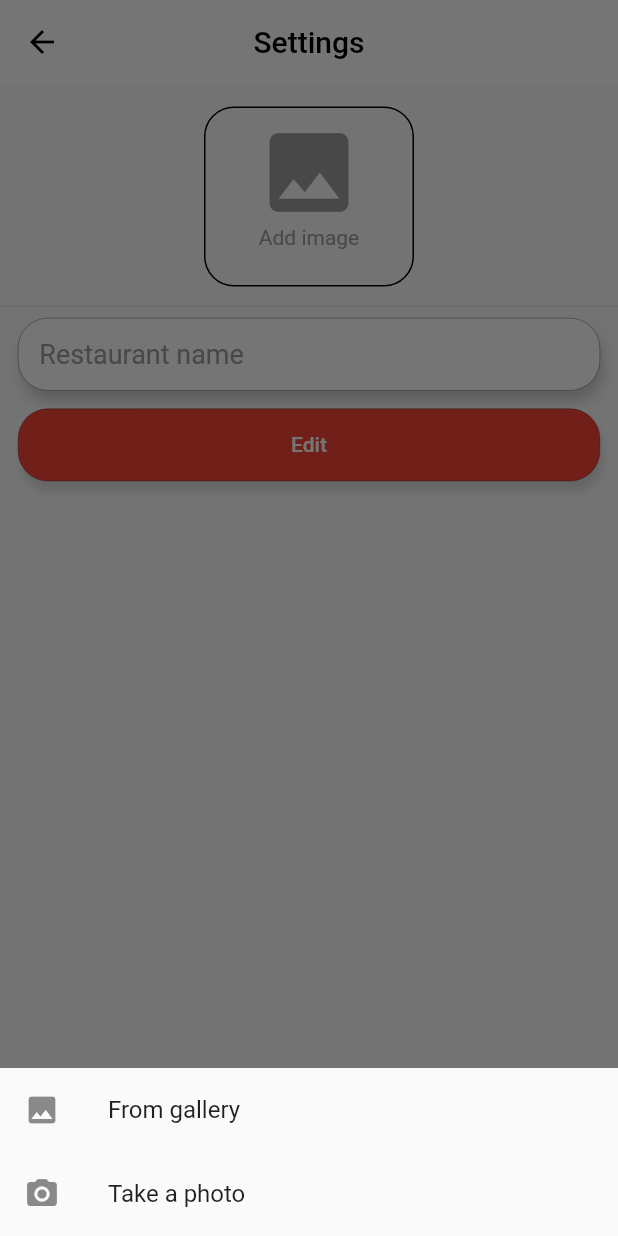
After one commit to iridiscenthummingbird/Rocket-Delivery-For-Restaurants, a Flutter app: the SettingsScreen screen opened directly, after a tap on "Add image", on a phone screen of 412 x 824 dp. The commit adds this screen. Run offline on Flutter 3.47's test engine with Material 2 defaults, Android fonts, the phone set to English and light mode, and no system bars; our stand-ins replace cloud_firestore, firebase_auth, firebase_core, firebase_storage, image_picker, permission_handler and 1 more; accounts and stored records are empty; network calls fail; Roboto replaces fonts that are missing (Sen).

Commit message:
Add settings screen

```diff
--- a/lib/providers/product.dart
+++ b/lib/providers/product.dart
@@ -34,7 +34,6 @@ class ProductProvider with ChangeNotifier {
       String id = Uuid().v1();
       String imageUrl =
           await _uploadImageFile(imageFile: productImage, imageFileName: id);
-      print(price.text.trim());
       Map data = {
         "id": id,
         "name": name.text.trim(),
@@ -47,6 +46,7 @@ class ProductProvider with ChangeNotifier {
         "category": category
       };
       _productServices.createProduct(data: data);
+      //TODO change avgPrice
       return true;
     } catch (e) {
       print(e.toString());
--- a/lib/providers/user.dart
+++ b/lib/providers/user.dart
@@ -1,14 +1,19 @@
 import 'dart:async';
+import 'dart:io';
 import 'package:flutter/material.dart';
 import 'package:flutter/widgets.dart';
 import 'package:firebase_auth/firebase_auth.dart';
 import 'package:cloud_firestore/cloud_firestore.dart';
+import 'package:image_picker/image_picker.dart';
+import 'package:permission_handler/permission_handler.dart';
 import 'package:rocket_delivery_rest/models/order.dart';
 import 'package:rocket_delivery_rest/models/product.dart';
 import 'package:rocket_delivery_rest/models/restaurant.dart';
 import 'package:rocket_delivery_rest/services/order.dart';
 import 'package:rocket_delivery_rest/services/product.dart';
 import 'package:rocket_delivery_rest/services/restaurant.dart';
+import 'package:firebase_storage/firebase_storage.dart' as firebase_storage;
+import 'package:uuid/uuid.dart';
 
 enum Status { Uninitialized, Authenticated, Authenticating, Unauthenticated }
 
@@ -28,6 +33,11 @@ class UserProvider with ChangeNotifier {
   final formkey = GlobalKey<FormState>();
 
   List<OrderModel> orders = [];
+
+  File restaurantImage;
+  final picker = ImagePicker();
+  String restaurantImageFileName;
+  bool hasImage = false;
 
   Status get status => _status;
   User get user => _user;
@@ -55,7 +65,11 @@ class UserProvider with ChangeNotifier {
   }
 
   Future<void> reload() async {
-    _restaurant = await _restaurantServices.getRestaurantById(id: user.uid);
+    await _restaurantServices.getRestaurantById(id: user.uid).then((value) {
+      _restaurant = value;
+      if (restaurant.image.isNotEmpty) hasImage = true;
+      notifyListeners();
+    });
     await loadProductsByRestaurant(restaurantId: user.uid);
     await getOrders();
     await getAvgPrice();
@@ -139,4 +153,55 @@ class UserProvider with ChangeNotifier {
     products = await _productServices.getProductsByRestaurant(id: restaurantId);
     notifyListeners();
   }
+
+  getImageFile({ImageSource source}) async {
+    if (source == ImageSource.camera) {
+      if (await Permission.camera.request().isDenied) {
+        return;
+      }
+    }
+    final pickedFile =
+        await picker.getImage(source: source, maxWidth: 640, maxHeight: 400);
+    restaurantImage = File(pickedFile.path);
+    restaurantImageFileName =
+        restaurantImage.path.substring(restaurantImage.path.indexOf('/') + 1);
+    notifyListeners();
+  }
+
+  Future _uploadImageFile({File imageFile, String imageFileName}) async {
+    firebase_storage.Reference reference =
+        firebase_storage.FirebaseStorage.instance.ref().child(imageFileName);
+    firebase_storage.UploadTask uploadTask = reference.putFile(imageFile);
+    String imageUrl = await uploadTask.then((res) async {
+      return res.ref.getDownloadURL();
+    });
+    return imageUrl;
+  }
+
+  Future<bool> editRestaurant() async {
+    try {
+      String id = Uuid().v1();
+      String imageUrl =
+          await _uploadImageFile(imageFile: restaurantImage, imageFileName: id);
+
+      _firestore.collection('restaurants').doc(user.uid).set({
+        'name': name.text,
+        "image": imageUrl,
+        'email': user.email,
+        'id': restaurant.id,
+        "avgPrice": restaurant.avgPrice.toString(),
+        "rating": restaurant.rating.toString(),
+      });
+      return true;
+    } catch (e) {
+      print(e.toString());
+      return false;
+    }
+  }
+
+  clear() {
+    restaurantImage = null;
+    restaurantImageFileName = null;
+    name = null;
+  }
 }
--- a/lib/screens/dashboard.dart
+++ b/lib/screens/dashboard.dart
@@ -4,6 +4,7 @@ import 'package:rocket_delivery_rest/providers/user.dart';
 import 'package:rocket_delivery_rest/screens/login.dart';
 import 'package:rocket_delivery_rest/screens/orders.dart';
 import 'package:rocket_delivery_rest/screens/products.dart';
+import 'package:rocket_delivery_rest/screens/settings.dart';
 import 'package:rocket_delivery_rest/services/screen_navigation.dart';
 import 'package:transparent_image/transparent_image.dart';
 
@@ -63,6 +64,13 @@ class DashboardScreen extends StatelessWidget {
                 ),
                 ListTile(
                   onTap: () {
+                    changeScreen(context, SettingsScreen());
+                  },
+                  leading: Icon(Icons.settings),
+                  title: Text("Settings"),
+                ),
+                ListTile(
+                  onTap: () {
                     userProvider.signOut();
                     changeScreen(context, LoginScreen());
                   },
@@ -83,7 +91,9 @@ class DashboardScreen extends StatelessWidget {
                         bottomLeft: Radius.circular(2),
                         bottomRight: Radius.circular(2),
                       ),
-                      child: imageWidget(hasImage: false)),
+                      child: imageWidget(
+                          hasImage: userProvider.hasImage,
+                          url: userProvider.restaurant.image)),
 
                   // fading black
                   Container(
--- /dev/null
+++ b/lib/screens/settings.dart
@@ -0,0 +1,179 @@
+import 'package:flutter/material.dart';
+import 'package:image_picker/image_picker.dart';
+import 'package:provider/provider.dart';
+import 'package:rocket_delivery_rest/providers/user.dart';
+import 'package:rocket_delivery_rest/widgets/custom_file_button.dart';
+
+class SettingsScreen extends StatelessWidget {
+  const SettingsScreen({Key key}) : super(key: key);
+
+  @override
+  Widget build(BuildContext context) {
+    final userProvider = Provider.of<UserProvider>(context);
+    return Scaffold(
+      key: key,
+      appBar: AppBar(
+          iconTheme: IconThemeData(color: Colors.black),
+          centerTitle: true,
+          elevation: 0.0,
+          backgroundColor: Colors.white,
+          title: Text(
+            "Settings",
+            style: TextStyle(color: Colors.black),
+          )),
+      body: ListView(
+        children: <Widget>[
+          SizedBox(
+            height: 10,
+          ),
+          Container(
+            height: 130,
+            child: Row(
+              mainAxisAlignment: MainAxisAlignment.center,
+              children: <Widget>[
+                Container(
+                  child: userProvider.restaurantImage == null
+                      ? CustomFileUploadButton(
+                          icon: Icons.image,
+                          text: "Add image",
+                          onTap: () async {
+                            showModalBottomSheet(
+                                context: context,
+                                builder: (BuildContext bc) {
+                                  return Container(
+                                    child: new Wrap(
+                                      children: <Widget>[
+                                        new ListTile(
+                                            leading: new Icon(Icons.image),
+                                            title: new Text('From gallery'),
+                                            onTap: () async {
+                                              userProvider.getImageFile(
+                                                  source: ImageSource.gallery);
+                                              Navigator.pop(context);
+                                            }),
+                                        new ListTile(
+                                            leading: new Icon(Icons.camera_alt),
+                                            title: new Text('Take a photo'),
+                                            onTap: () async {
+                                              userProvider.getImageFile(
+                                                  source: ImageSource.camera);
+                                              Navigator.pop(context);
+                                            }),
+                                      ],
+                                    ),
+                                  );
+                                });
+                          },
+                        )
+                      : ClipRRect(
+                          borderRadius: BorderRadius.circular(20),
+                          child: Image.file(userProvider.restaurantImage)),
+                ),
+              ],
+            ),
+          ),
+          Visibility(
+            visible: userProvider.restaurantImage != null,
+            child: FlatButton(
+              onPressed: () {
+                showModalBottomSheet(
+                    context: context,
+                    builder: (BuildContext bc) {
+                      return Container(
+                        child: new Wrap(
+                          children: <Widget>[
+                            new ListTile(
+                                leading: new Icon(Icons.image),
+                                title: new Text('From gallery'),
+                                onTap: () async {
+                                  userProvider.getImageFile(
+                                      source: ImageSource.gallery);
+                                  Navigator.pop(context);
+                                }),
+                            new ListTile(
+                                leading: new Icon(Icons.camera_alt),
+                                title: new Text('Take a photo'),
+                                onTap: () async {
+                                  userProvider.getImageFile(
+                                      source: ImageSource.camera);
+                                  Navigator.pop(context);
+                                }),
+                          ],
+                        ),
+                      );
+                    });
+              },
+              child: Text(
+                "Change Image",
+                style: TextStyle(color: Colors.red),
+              ),
+            ),
+          ),
+          Divider(),
+          Padding(
+            padding: const EdgeInsets.only(left: 12, right: 12, bottom: 12),
+            child: Container(
+              decoration: BoxDecoration(
+                  color: Colors.white,
+                  border: Border.all(color: Colors.black, width: 0.2),
+                  borderRadius: BorderRadius.circular(20),
+                  boxShadow: [
+                    BoxShadow(
+                        color: Colors.grey.withOpacity(0.5),
+                        offset: Offset(2, 7),
+                        blurRadius: 7)
+                  ]),
+              child: Padding(
+                padding: const EdgeInsets.only(left: 14),
+                child: TextField(
+                  controller: userProvider.name,
+                  decoration: InputDecoration(
+                      border: InputBorder.none,
+                      hintText: "Restaurant name",
+                      hintStyle: TextStyle(
+                          color: Colors.grey, fontFamily: "Sen", fontSize: 18)),
+                ),
+              ),
+            ),
+          ),
+          Padding(
+            padding: const EdgeInsets.only(left: 12, right: 12, bottom: 12),
+            child: Container(
+                decoration: BoxDecoration(
+                    color: Colors.red,
+                    border: Border.all(color: Colors.black, width: 0.2),
+                    borderRadius: BorderRadius.circular(20),
+                    boxShadow: [
+                      BoxShadow(
+                          color: Colors.grey.withOpacity(0.3),
+                          offset: Offset(2, 7),
+                          blurRadius: 4)
+                    ]),
+                child: FlatButton(
+                  onPressed: () async {
+                    if (!await userProvider.editRestaurant()) {
+                      ScaffoldMessenger.of(context).showSnackBar(SnackBar(
+                        content: Text("Editing Failed"),
+                        duration: Duration(seconds: 3),
+                      ));
+                    } else {
+                      userProvider.clear();
+                      ScaffoldMessenger.of(context).showSnackBar(SnackBar(
+                        content: Text("Editing completed"),
+                        duration: Duration(seconds: 3),
+                      ));
+                      await userProvider.reload();
+                      Navigator.pop(context);
+                    }
+                  },
+                  child: Text(
+                    "Edit",
+                    style: TextStyle(color: Colors.white),
+                  ),
+                )),
+          ),
+        ],
+      ),
+    );
+  }
+}
```
